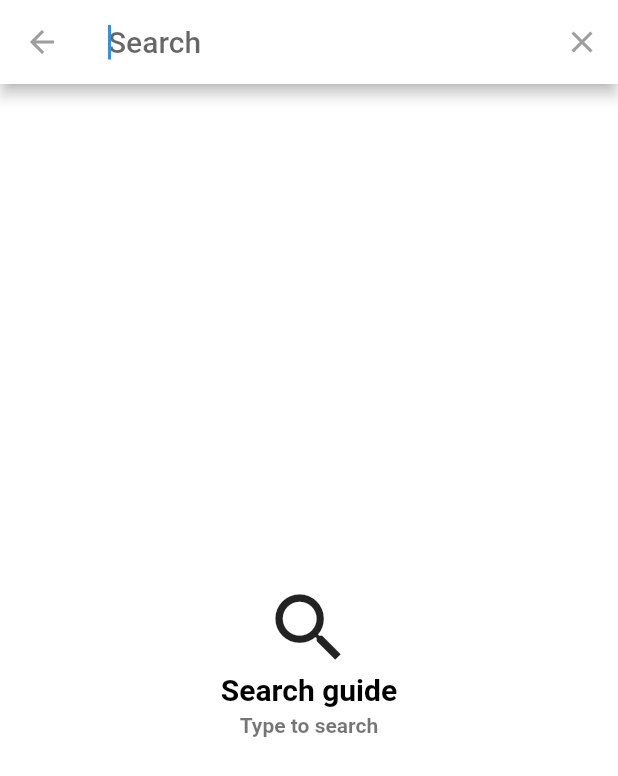
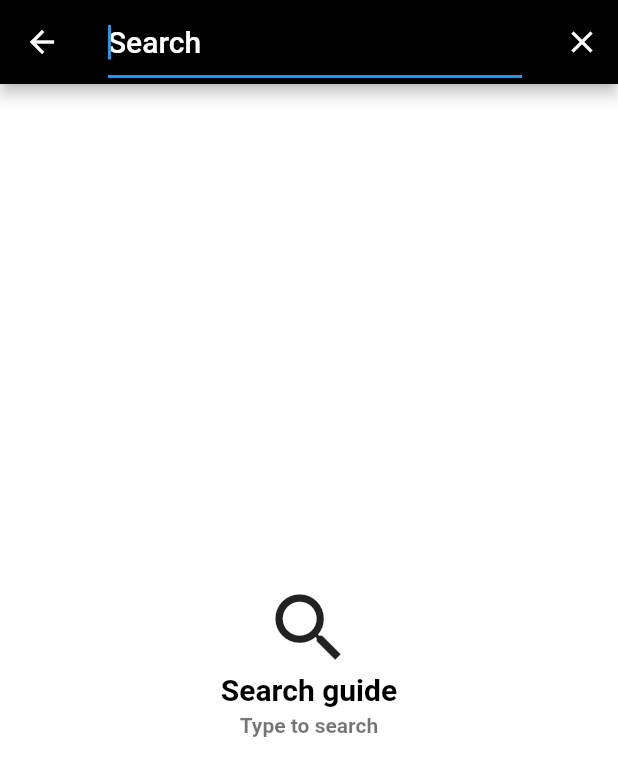
Before and after one commit to nguyenhoangvannha/project_movie_flutter, a Flutter app: the screen it shows after launch, after a tap on the "search" icon, on a phone screen of 412 x 824 dp. Shown: the top 776 px of the screen. Run offline on Flutter 3.47's test engine with Material 2 defaults, Android fonts, the phone set to English and light mode, and no system bars; our stand-ins replace bloc, built_collection, built_value, cached_network_image, chopper, connectivity and 2 more; missing offline and left inert: swipedetector; generated files the repository leaves out were written again; network calls fail.

Commit message:
fix: theme

```diff
--- a/lib/global/theme/app_themes.dart
+++ b/lib/global/theme/app_themes.dart
@@ -22,6 +22,7 @@ Map<AppTheme, ThemeData> get appThemeData {
         backgroundColor: theme.backgroundColor,
         primarySwatch: theme.primarySwatch,
         textTheme: theme.textTheme,
+        hintColor: theme.hintColor,
         appBarTheme: theme.appBarTheme,
         tabBarTheme: theme.tabBarTheme);
     data.putIfAbsent(themes.keys.elementAt(i), () {
--- a/lib/global/theme/theme_data/base_theme.dart
+++ b/lib/global/theme/theme_data/base_theme.dart
@@ -11,6 +11,8 @@ class BaseTheme {
 
   Color get backgroundColor => Colors.white;
 
+  Color get hintColor => Colors.white;
+
   AppBarTheme get appBarTheme =>
       AppBarTheme(brightness: brightness, color: primaryColor);
 
--- a/lib/global/theme/theme_data/dark_theme.dart
+++ b/lib/global/theme/theme_data/dark_theme.dart
@@ -4,22 +4,17 @@ import 'base_theme.dart';
 
 class DarkTheme extends BaseTheme {
   @override
-  Brightness get brightness {
-    return Brightness.dark;
-  }
+  Brightness get brightness => Brightness.dark;
 
   @override
-  Color get primaryColor {
-    return Colors.black;
-  }
+  Color get primaryColor => Colors.black;
 
   @override
-  Color get backgroundColor {
-    return Colors.black;
-  }
+  Color get backgroundColor => Colors.black;
 
   @override
-  TextTheme get textTheme {
-    return TextTheme(title: TextStyle(color: Colors.white));
-  }
+  Color get hintColor => Colors.white70;
+
+  @override
+  TextTheme get textTheme => TextTheme(title: TextStyle(color: Colors.white));
 }
--- a/lib/global/theme/theme_data/light_theme.dart
+++ b/lib/global/theme/theme_data/light_theme.dart
@@ -4,12 +4,11 @@ import 'base_theme.dart';
 
 class LightTheme extends BaseTheme {
   @override
-  Brightness get brightness {
-    return Brightness.light;
-  }
+  Brightness get brightness => Brightness.light;
 
   @override
-  Color get primaryColor {
-    return Colors.white;
-  }
+  Color get primaryColor => Colors.white;
+
+  @override
+  Color get hintColor => Colors.grey;
 }
--- a/lib/ui/feature/search/movie_search_delegate.dart
+++ b/lib/ui/feature/search/movie_search_delegate.dart
@@ -124,6 +124,6 @@ class MovieSearchDelegate extends SearchDelegate<List<Movie>> {
 
   @override
   ThemeData appBarTheme(BuildContext context) {
-    return super.appBarTheme(context);
+    return Theme.of(context);
   }
 }
```
